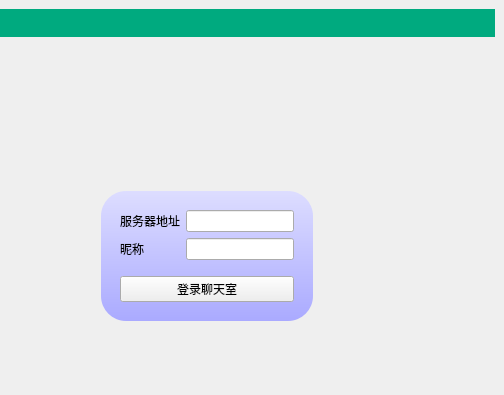
Before: the Qt Designer form lab5/ChatClient/mainwindow.ui in cheying123/QTLAB4, drawn with Qt 5; both pictures show x 91 to 595 and y 0 to 395 of the 595 by 478 pixel window.
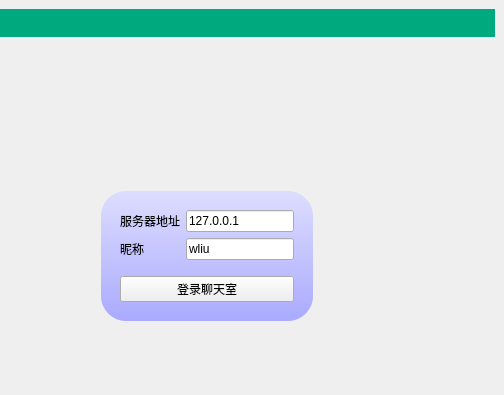
After: the same form once the commit is applied. The open tabs and pages were chosen to show the change.

Diff of the .ui file:
```diff
--- a/lab5/ChatClient/mainwindow.ui
+++ b/lab5/ChatClient/mainwindow.ui
@@ -97,7 +97,11 @@
               </widget>
              </item>
              <item row="0" column="1">
-              <widget class="QLineEdit" name="serverEdit"/>
+              <widget class="QLineEdit" name="serverEdit">
+               <property name="text">
+                <string>127.0.0.1</string>
+               </property>
+              </widget>
              </item>
              <item row="1" column="0">
               <widget class="QLabel" name="label_3">
@@ -107,7 +111,11 @@
               </widget>
              </item>
              <item row="1" column="1">
-              <widget class="QLineEdit" name="usernameEdit"/>
+              <widget class="QLineEdit" name="usernameEdit">
+               <property name="text">
+                <string>wliu</string>
+               </property>
+              </widget>
              </item>
             </layout>
            </item>
```
